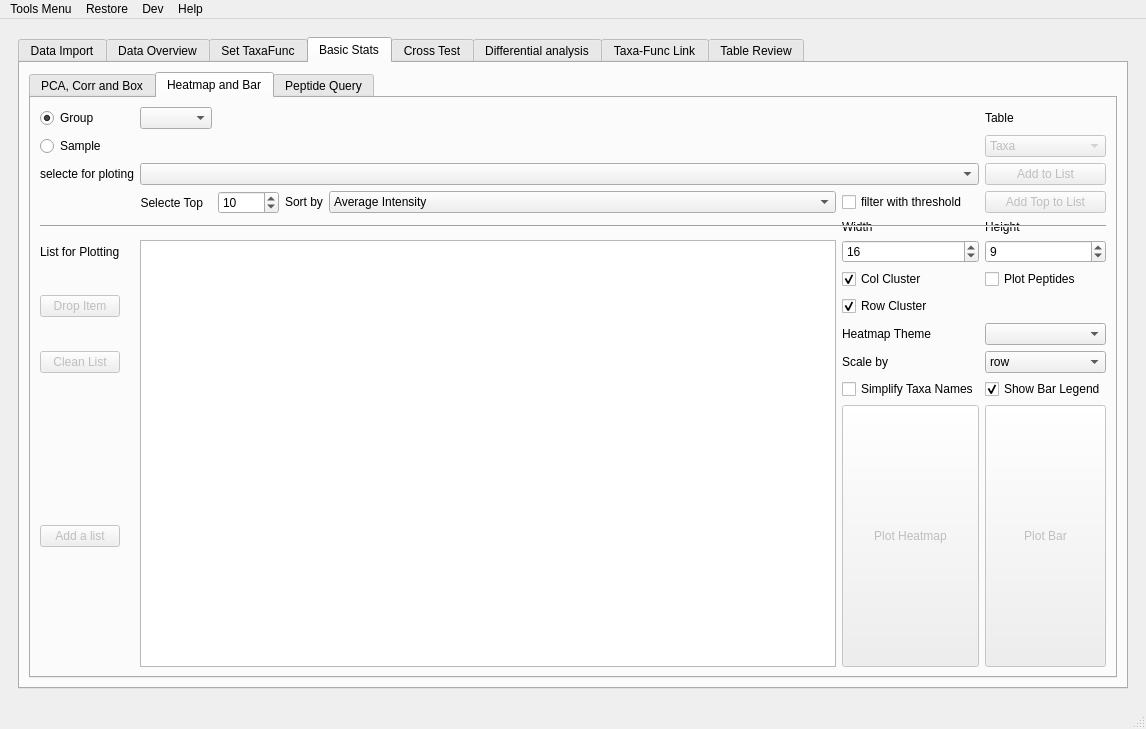
The window that utils/MetaX_GUI/MainWindow.ui (byemaxx/MetaX) describes before a commit, drawn with Qt 5.
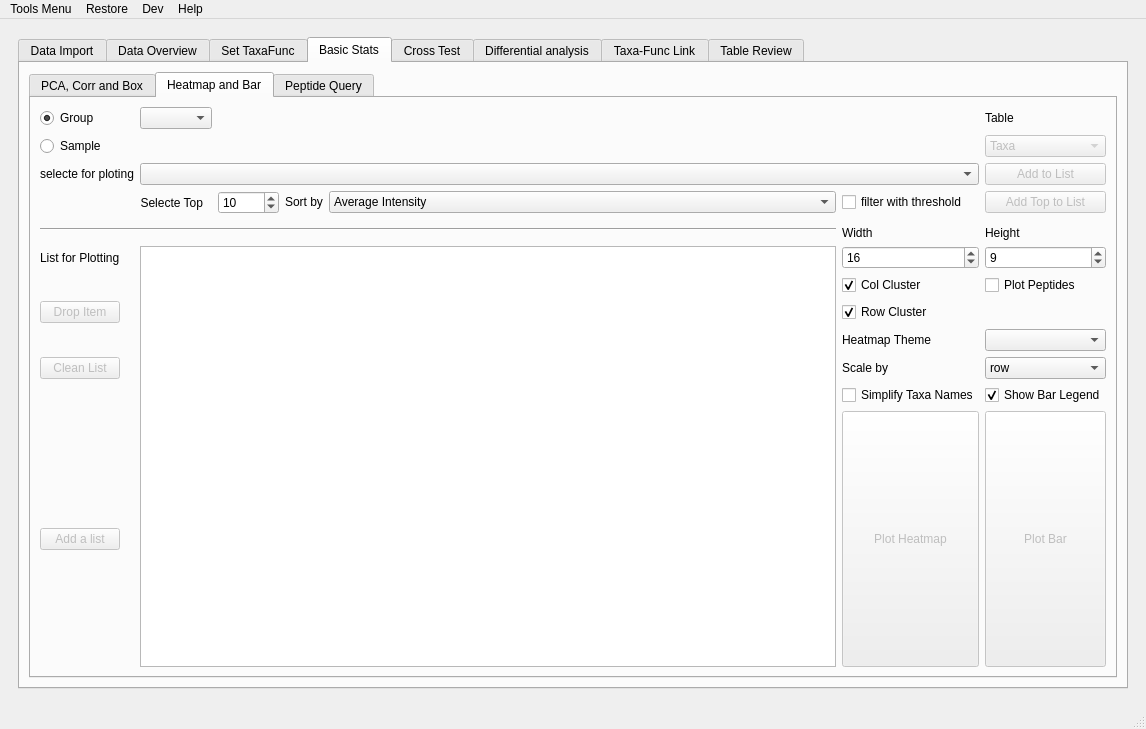
The same window after the commit. The open tabs and pages were chosen to show the change.

Commit message: modified:   utils/MetaX_GUI/MainWindow.ui     修复 横线遮挡文字

Patch:
```diff
--- a/utils/MetaX_GUI/MainWindow.ui
+++ b/utils/MetaX_GUI/MainWindow.ui
@@ -1653,13 +1653,6 @@
                   </property>
                  </widget>
                 </item>
-                <item row="4" column="0" rowspan="2" colspan="7">
-                 <widget class="Line" name="line_8">
-                  <property name="orientation">
-                   <enum>Qt::Horizontal</enum>
-                  </property>
-                 </widget>
-                </item>
                 <item row="8" column="0">
                  <widget class="QPushButton" name="pushButton_basic_heatmap_drop_item">
                   <property name="enabled">
@@ -1733,6 +1726,13 @@
                   </property>
                  </widget>
                 </item>
+                <item row="4" column="0" rowspan="2" colspan="5">
+                 <widget class="Line" name="line_8">
+                  <property name="orientation">
+                   <enum>Qt::Horizontal</enum>
+                  </property>
+                 </widget>
+                </item>
                </layout>
               </widget>
               <widget class="QWidget" name="tab_10">
```
Left out of the diff: 8 changed lines with no effect on the pictures. The commit also changes 1 other file.
